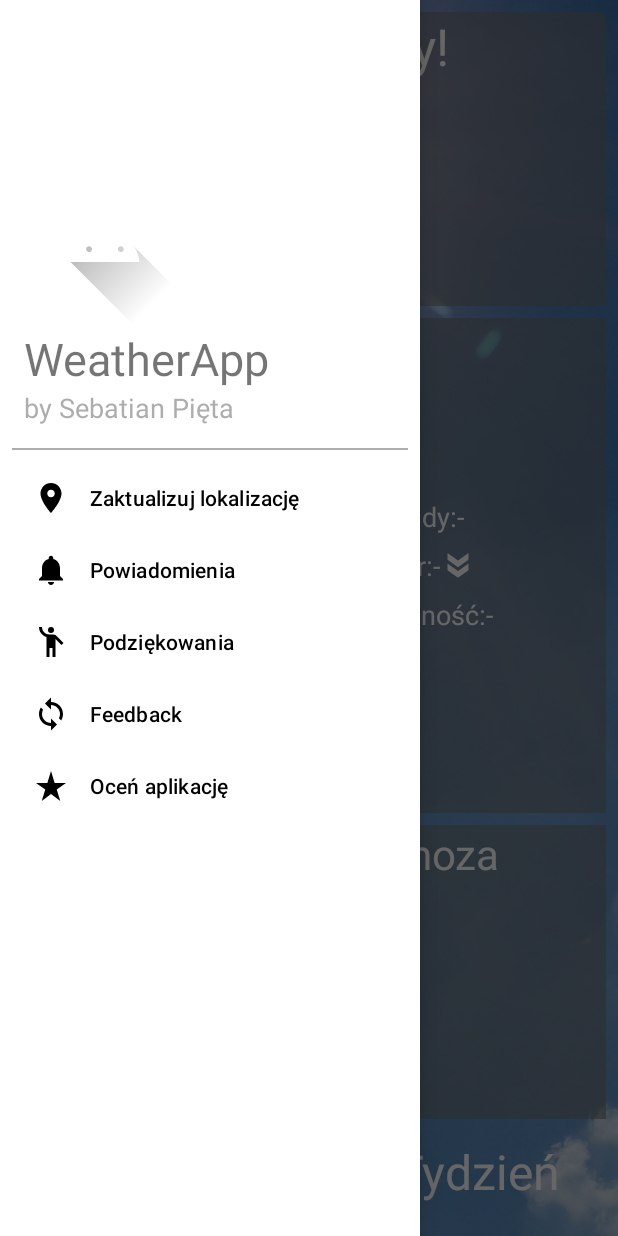
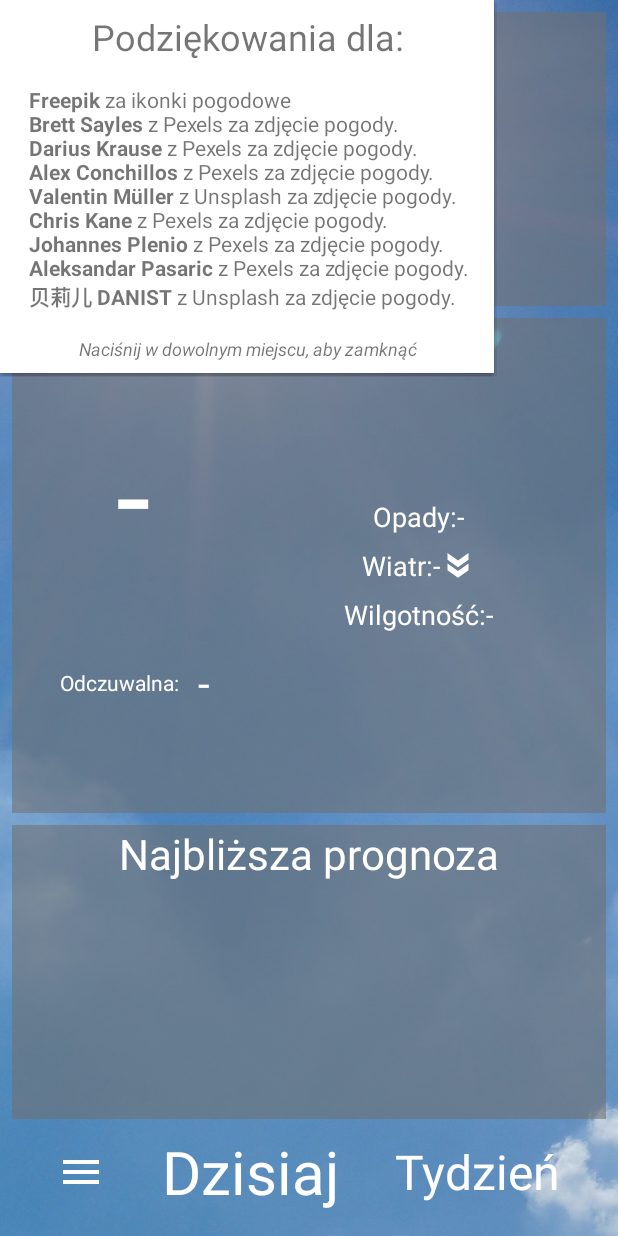
Before and after one commit to KraftUnderscore/weather-app, an Android app: the screen it shows after launch (MainActivity), after a tap on "Podziękowania", on a phone screen of 412 x 824 dp. Run offline under Robolectric (Android 15) with nearby library versions, the phone set to English and light mode, and no system bars; our stand-ins replace Volley; libraries missing offline, so code that uses them is left out: com.beust.klaxon; 2 other taps on this screen came first.

Commit message:
Add credits popup

```diff
--- a/app/src/main/java/com/pieta/weatherapp/MainActivity.kt
+++ b/app/src/main/java/com/pieta/weatherapp/MainActivity.kt
@@ -1,14 +1,16 @@
 package com.pieta.weatherapp
 
-import android.app.AlarmManager
-import android.app.PendingIntent
 import android.content.Context
 import android.content.Intent
-import android.media.Image
 import android.os.Bundle
-import android.os.SystemClock
 import android.util.Log
+import android.view.Gravity
+import android.view.LayoutInflater
+import android.view.MotionEvent
+import android.view.View
 import android.widget.ImageView
+import android.widget.LinearLayout
+import android.widget.PopupWindow
 import android.widget.TextView
 import androidx.appcompat.app.AppCompatActivity
 import androidx.core.view.GravityCompat
@@ -18,7 +20,6 @@ import androidx.viewpager2.widget.ViewPager2.OnPageChangeCallback
 import com.google.android.material.navigation.NavigationView
 import com.pieta.weatherapp.adapters.ViewPagerAdapter
 import com.pieta.weatherapp.alarms.AlarmCreator
-import com.pieta.weatherapp.alarms.AlarmReceiver
 import com.pieta.weatherapp.alarms.NotificationsManager
 import com.pieta.weatherapp.data.*
 import kotlin.concurrent.thread
@@ -153,6 +154,23 @@ class MainActivity : AppCompatActivity() {
                     val intent = Intent(this, NotificationsActivity::class.java)
                     startActivity(intent)
                 }
+                R.id.navMenuCredits -> {
+                    val inflater = getSystemService(Context.LAYOUT_INFLATER_SERVICE) as LayoutInflater
+                    val popupView: View = inflater.inflate(R.layout.credits_popout, null)
+                    val width = LinearLayout.LayoutParams.WRAP_CONTENT
+                    val height = LinearLayout.LayoutParams.WRAP_CONTENT
+                    val focusable = true
+
+                    val popupWindow = PopupWindow(popupView, width, height, focusable)
+                    popupWindow.showAtLocation(navigationDrawer, Gravity.CENTER, 0, 0)
+                    navigationDrawer.closeDrawer(GravityCompat.START)
+                    popupView.setOnTouchListener(object : View.OnTouchListener {
+                        override fun onTouch(v: View?, event: MotionEvent?): Boolean {
+                            popupWindow.dismiss()
+                            return true
+                        }
+                    })
+                }
             }
             true
         }
--- /dev/null
+++ b/app/src/main/res/layout/credits_popout.xml
@@ -0,0 +1,33 @@
+<?xml version="1.0" encoding="utf-8"?>
+<LinearLayout xmlns:android="http://schemas.android.com/apk/res/android"
+    android:layout_width="wrap_content"
+    android:layout_height="wrap_content"
+    android:background="#FFFFFF"
+    android:orientation="vertical">
+
+    <TextView
+        android:id="@+id/creditsTitle"
+        android:layout_width="match_parent"
+        android:layout_height="wrap_content"
+        android:layout_marginTop="8sp"
+        android:gravity="center"
+        android:text="@string/thanks_popup"
+        android:textSize="24sp" />
+
+    <TextView
+        android:id="@+id/creditsText"
+        android:layout_width="wrap_content"
+        android:layout_height="wrap_content"
+        android:layout_margin="16sp"
+        android:text="@string/credits"
+        android:textSize="14sp" />
+
+    <TextView
+        android:id="@+id/creditsPressToClose"
+        android:layout_width="match_parent"
+        android:layout_height="wrap_content"
+        android:layout_marginBottom="8sp"
+        android:gravity="center"
+        android:text="@string/press_to_close"
+        android:textSize="12sp" />
+</LinearLayout>
--- a/app/src/main/res/values/strings.xml
+++ b/app/src/main/res/values/strings.xml
@@ -33,4 +33,19 @@
     <string name="menu_feedback">Feedback</string>
     <string name="menu_rate">Oceń aplikację</string>
     <string name="menu_button">Menu button</string>
+    <string name="thanks_popup">Podziękowania dla:</string>
+    <string name="credits">
+        <b>Freepik</b> za ikonki pogodowe\n
+        <b>Brett Sayles</b> z Pexels za zdjęcie pogody.\n
+        <b>Darius Krause</b> z Pexels za zdjęcie pogody.\n
+        <b>Alex Conchillos</b> z Pexels za zdjęcie pogody.\n
+        <b>Valentin Müller</b> z Unsplash za zdjęcie pogody.\n
+        <b>Chris Kane</b> z Pexels za zdjęcie pogody.\n
+        <b>Johannes Plenio</b> z Pexels za zdjęcie pogody.\n
+        <b>Aleksandar Pasaric</b> z Pexels za zdjęcie pogody.\n
+        <b>贝莉儿 DANIST</b> z Unsplash za zdjęcie pogody.
+    </string>
+    <string name="press_to_close">
+        <i>Naciśnij w dowolnym miejscu, aby zamknąć</i>
+    </string>
 </resources>
```
